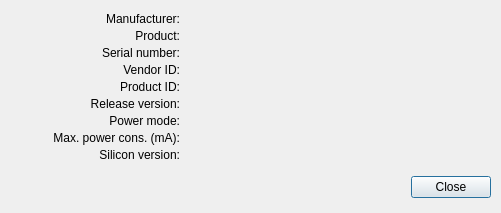
The window that src/informationdialog.ui (bloguetronica/cp2130-com) describes before a commit, drawn with Qt 5.
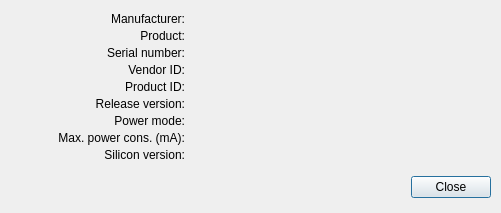
The same window after the commit. Icons and pictures are not drawn.

Diff of the .ui file:
```diff
--- a/src/informationdialog.ui
+++ b/src/informationdialog.ui
@@ -58,9 +58,9 @@
   <widget class="QLabel" name="labelManufacturer">
    <property name="geometry">
     <rect>
-     <x>185</x>
+     <x>190</x>
      <y>10</y>
-     <width>306</width>
+     <width>301</width>
      <height>17</height>
     </rect>
    </property>
@@ -73,7 +73,7 @@
     <rect>
      <x>10</x>
      <y>10</y>
-     <width>170</width>
+     <width>175</width>
      <height>17</height>
     </rect>
    </property>
@@ -87,9 +87,9 @@
   <widget class="QLabel" name="labelSerial">
    <property name="geometry">
     <rect>
-     <x>185</x>
+     <x>190</x>
      <y>44</y>
-     <width>306</width>
+     <width>301</width>
      <height>17</height>
     </rect>
    </property>
@@ -100,9 +100,9 @@
   <widget class="QLabel" name="labelMaxPower">
    <property name="geometry">
     <rect>
-     <x>185</x>
+     <x>190</x>
      <y>129</y>
-     <width>306</width>
+     <width>301</width>
      <height>17</height>
     </rect>
    </property>
@@ -115,7 +115,7 @@
     <rect>
      <x>10</x>
      <y>44</y>
-     <width>170</width>
+     <width>175</width>
      <height>17</height>
     </rect>
    </property>
@@ -131,7 +131,7 @@
     <rect>
      <x>10</x>
      <y>95</y>
-     <width>170</width>
+     <width>175</width>
      <height>17</height>
     </rect>
    </property>
@@ -145,9 +145,9 @@
   <widget class="QLabel" name="labelReleaseVersion">
    <property name="geometry">
     <rect>
-     <x>185</x>
+     <x>190</x>
      <y>95</y>
-     <width>306</width>
+     <width>301</width>
      <height>17</height>
     </rect>
    </property>
@@ -160,7 +160,7 @@
     <rect>
      <x>10</x>
      <y>129</y>
-     <width>170</width>
+     <width>175</width>
      <height>17</height>
     </rect>
    </property>
@@ -176,7 +176,7 @@
     <rect>
      <x>10</x>
      <y>27</y>
-     <width>170</width>
+     <width>175</width>
      <height>17</height>
     </rect>
    </property>
@@ -190,9 +190,9 @@
   <widget class="QLabel" name="labelProduct">
    <property name="geometry">
     <rect>
-     <x>185</x>
+     <x>190</x>
      <y>27</y>
-     <width>306</width>
+     <width>301</width>
      <height>17</height>
     </rect>
    </property>
@@ -203,9 +203,9 @@
   <widget class="QLabel" name="labelSiliconVersion">
    <property name="geometry">
     <rect>
-     <x>185</x>
+     <x>190</x>
      <y>146</y>
-     <width>306</width>
+     <width>301</width>
      <height>17</height>
     </rect>
    </property>
@@ -218,7 +218,7 @@
     <rect>
      <x>10</x>
      <y>146</y>
-     <width>170</width>
+     <width>175</width>
      <height>17</height>
     </rect>
    </property>
@@ -232,9 +232,9 @@
   <widget class="QLabel" name="labelVID">
    <property name="geometry">
     <rect>
-     <x>185</x>
+     <x>190</x>
      <y>61</y>
-     <width>306</width>
+     <width>301</width>
      <height>17</height>
     </rect>
    </property>
@@ -247,7 +247,7 @@
     <rect>
      <x>10</x>
      <y>61</y>
-     <width>170</width>
+     <width>175</width>
      <height>17</height>
     </rect>
    </property>
@@ -261,9 +261,9 @@
   <widget class="QLabel" name="labelPID">
    <property name="geometry">
     <rect>
-     <x>185</x>
+     <x>190</x>
      <y>78</y>
-     <width>306</width>
+     <width>301</width>
      <height>17</height>
     </rect>
    </property>
@@ -276,7 +276,7 @@
     <rect>
      <x>10</x>
      <y>78</y>
-     <width>170</width>
+     <width>175</width>
      <height>17</height>
     </rect>
    </property>
@@ -290,9 +290,9 @@
   <widget class="QLabel" name="labelPowerMode">
    <property name="geometry">
     <rect>
-     <x>185</x>
+     <x>190</x>
      <y>112</y>
-     <width>306</width>
+     <width>301</width>
      <height>17</height>
     </rect>
    </property>
@@ -305,7 +305,7 @@
     <rect>
      <x>10</x>
      <y>112</y>
-     <width>170</width>
+     <width>175</width>
      <height>17</height>
     </rect>
    </property>
```
